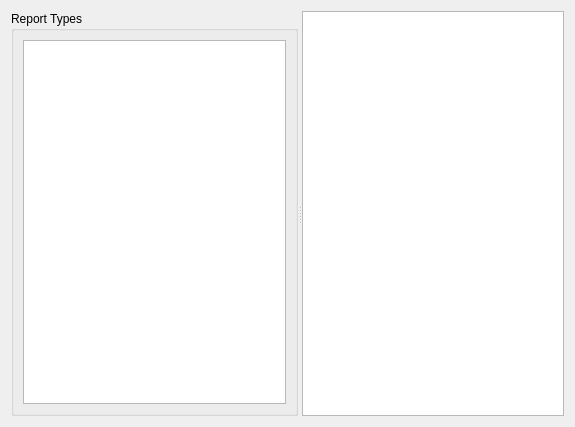
Old version of the form src/dontpanik/kpart/core/ui/kreportview.ui in the repository frankHa/dontpanic.
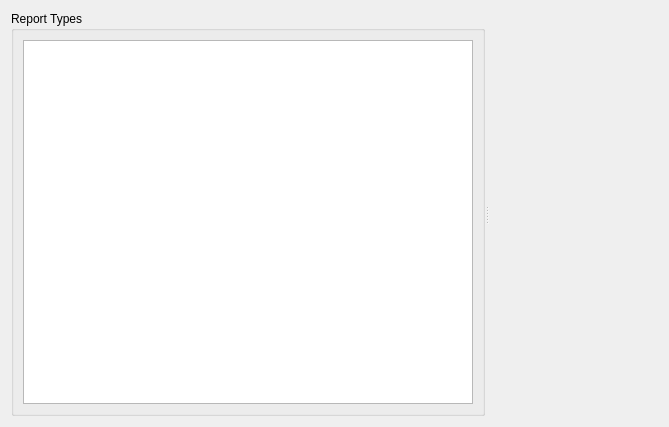
New version of the form. Custom widgets are drawn as their Qt base class.

Diff of the .ui file:
```diff
--- a/src/dontpanik/kpart/core/ui/kreportview.ui
+++ b/src/dontpanik/kpart/core/ui/kreportview.ui
@@ -6,7 +6,7 @@
    <rect>
     <x>0</x>
     <y>0</y>
-    <width>575</width>
+    <width>669</width>
     <height>427</height>
    </rect>
   </property>
@@ -29,7 +29,7 @@
        </item>
       </layout>
      </widget>
-     <widget class="QTextBrowser" name="report"/>
+     <widget class="dp::core::KReportWidget" name="widget" native="true"/>
     </widget>
    </item>
   </layout>
@@ -40,6 +40,12 @@
    <extends>QListView</extends>
    <header>kreporttypeslist.h</header>
   </customwidget>
+  <customwidget>
+   <class>dp::core::KReportWidget</class>
+   <extends>QWidget</extends>
+   <header>kreportwidget.h</header>
+   <container>1</container>
+  </customwidget>
  </customwidgets>
  <resources/>
  <connections/>
```
